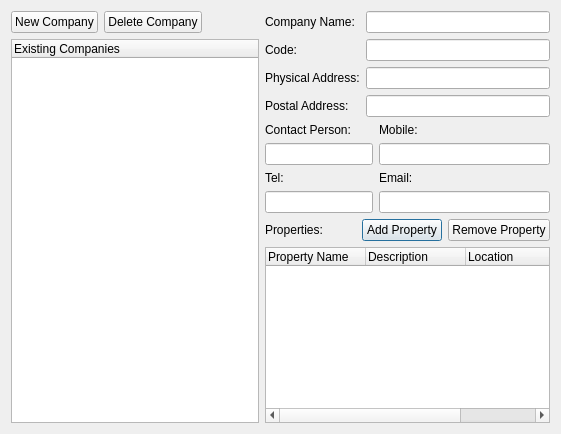
Qt form companiesdialog.ui (jayjay-w/rentman) before a commit.
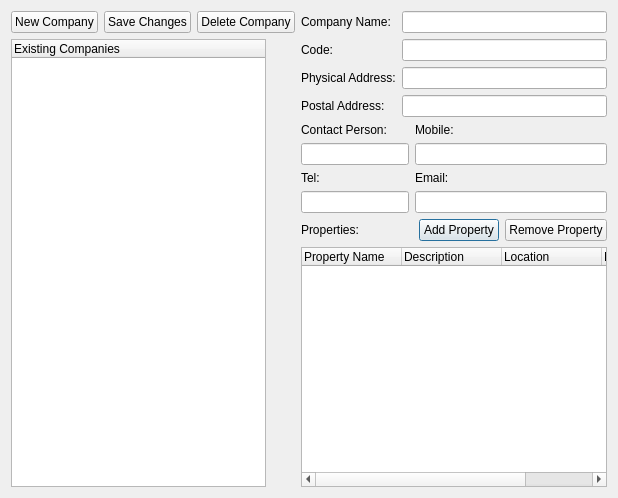
The same form after that commit.

```diff
--- a/companiesdialog.ui
+++ b/companiesdialog.ui
@@ -6,8 +6,8 @@
    <rect>
     <x>0</x>
     <y>0</y>
-    <width>561</width>
-    <height>434</height>
+    <width>618</width>
+    <height>498</height>
    </rect>
   </property>
   <property name="windowTitle">
@@ -63,30 +63,36 @@
          </property>
         </widget>
        </item>
+       <item>
+        <widget class="QPushButton" name="cmdSaveChanges">
+         <property name="text">
+          <string>Save Changes</string>
+         </property>
+        </widget>
+       </item>
        <item>
         <widget class="QPushButton" name="cmdDeleteCompany">
+         <property name="sizePolicy">
+          <sizepolicy hsizetype="Fixed" vsizetype="Fixed">
+           <horstretch>0</horstretch>
+           <verstretch>0</verstretch>
+          </sizepolicy>
+         </property>
          <property name="text">
           <string>Delete Company</string>
          </property>
         </widget>
        </item>
-       <item>
-        <spacer name="horizontalSpacer_2">
-         <property name="orientation">
-          <enum>Qt::Horizontal</enum>
-         </property>
-         <property name="sizeHint" stdset="0">
-          <size>
-           <width>40</width>
-           <height>20</height>
-          </size>
-         </property>
-        </spacer>
-       </item>
       </layout>
      </item>
      <item>
       <widget class="QTreeWidget" name="trvCompanies">
+       <property name="maximumSize">
+        <size>
+         <width>255</width>
+         <height>16777215</height>
+        </size>
+       </property>
        <column>
         <property name="text">
          <string>Existing Companies</string>
@@ -100,7 +106,7 @@
     <widget class="QTreeWidget" name="trvProperties">
      <property name="sizePolicy">
       <sizepolicy hsizetype="Expanding" vsizetype="Expanding">
-       <horstretch>0</horstretch>
+       <horstretch>6</horstretch>
        <verstretch>10</verstretch>
       </sizepolicy>
      </property>
```
Left out of the diff: 7 changed lines with no effect on the pictures.
